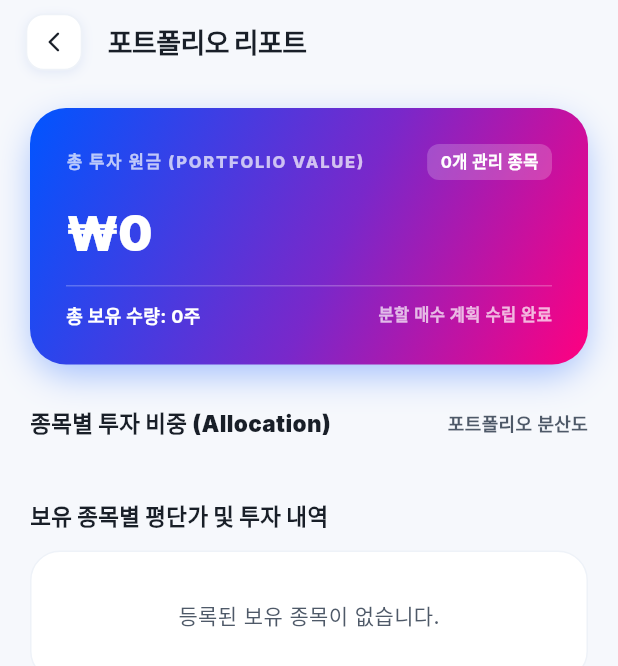
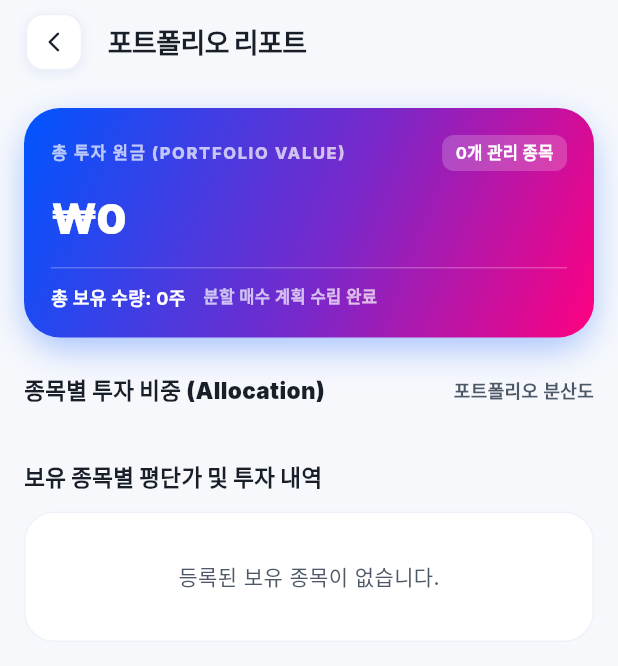
Before and after one commit to koyotejw-ux/smart-dca, a Flutter app: the PortfolioReportScreen screen opened directly, on a phone screen of 412 x 824 dp. Shown: the top 666 px of the screen. Run offline on Flutter 3.47's test engine with Material 3 defaults, Android fonts, the phone set to English and light mode, and no system bars; our stand-ins replace fl_chart, flutter_animate, flutter_riverpod, google_fonts, google_mobile_ads, shared_preferences and 1 more; missing offline and left inert: unity_ads_plugin; accounts and stored records are empty.

Commit message:
fix(ui): responsive portfolio report layout and tighten asset list padding

```diff
--- a/lib/screens/portfolio_report_screen.dart
+++ b/lib/screens/portfolio_report_screen.dart
@@ -82,15 +82,22 @@ class PortfolioReportScreen extends ConsumerWidget {
           ),
         ),
       ),
-      body: Center(
+      body: LayoutBuilder(
+        builder: (context, constraints) {
+          final isWide = constraints.maxWidth > 550;
+
+          return Center(
             child: ConstrainedBox(
               constraints: const BoxConstraints(maxWidth: 800),
               child: ListView(
-            padding: const EdgeInsets.symmetric(horizontal: 20, vertical: 16),
+                padding: EdgeInsets.symmetric(
+                  horizontal: isWide ? 24 : 16,
+                  vertical: 16,
+                ),
                 children: [
                   // Total Value Gradient Card
                   Container(
-                padding: const EdgeInsets.all(24),
+                    padding: EdgeInsets.all(isWide ? 24 : 18),
                     decoration: BoxDecoration(
                       gradient: TMembershipColors.primaryGradient,
                       borderRadius: BorderRadius.circular(24),
@@ -102,15 +109,20 @@ class PortfolioReportScreen extends ConsumerWidget {
                         Row(
                           mainAxisAlignment: MainAxisAlignment.spaceBetween,
                           children: [
-                        Text(
+                            Expanded(
+                              child: Text(
                                 isKo ? "총 투자 원금 (PORTFOLIO VALUE)" : "TOTAL INVESTED VALUE",
+                                maxLines: 1,
+                                overflow: TextOverflow.ellipsis,
                                 style: const TextStyle(
                                   color: Colors.white70,
                                   fontWeight: FontWeight.w800,
                                   fontSize: 11,
-                            letterSpacing: 1.2,
+                                  letterSpacing: 1.1,
                                 ),
                               ),
+                            ),
+                            const SizedBox(width: 8),
                             Container(
                               padding: const EdgeInsets.symmetric(horizontal: 9, vertical: 4),
                               decoration: BoxDecoration(
@@ -133,7 +145,7 @@ class PortfolioReportScreen extends ConsumerWidget {
                             style: GoogleFonts.inter(
                               color: Colors.white,
                               fontWeight: FontWeight.w900,
-                          fontSize: 32,
+                              fontSize: isWide ? 34 : 28,
                               letterSpacing: -0.5,
                             ),
                           ),
@@ -141,8 +153,11 @@ class PortfolioReportScreen extends ConsumerWidget {
                         const SizedBox(height: 12),
                         const Divider(color: Colors.white24, height: 1),
                         const SizedBox(height: 10),
-                    Row(
-                      mainAxisAlignment: MainAxisAlignment.spaceBetween,
+                        Wrap(
+                          spacing: 12,
+                          runSpacing: 4,
+                          alignment: WrapAlignment.spaceBetween,
+                          crossAxisAlignment: WrapCrossAlignment.center,
                           children: [
                             Text(
                               isKo ? "총 보유 수량: ${totalShares.toStringAsFixed(0)}주" : "Total shares: ${totalShares.toStringAsFixed(0)}",
@@ -157,16 +172,21 @@ class PortfolioReportScreen extends ConsumerWidget {
                       ],
                     ),
                   ),
-              const SizedBox(height: 28),
+                  const SizedBox(height: 24),
 
                   // Stock Allocation Breakdown
                   Row(
                     mainAxisAlignment: MainAxisAlignment.spaceBetween,
                     children: [
-                  Text(
+                      Expanded(
+                        child: Text(
                           isKo ? "종목별 투자 비중 (Allocation)" : "Asset Allocation",
+                          maxLines: 1,
+                          overflow: TextOverflow.ellipsis,
                           style: GoogleFonts.inter(fontWeight: FontWeight.w900, fontSize: 15, color: textPrimary),
                         ),
+                      ),
+                      const SizedBox(width: 8),
                       Text(
                         isKo ? "포트폴리오 분산도" : "Diversification",
                         style: TextStyle(color: textSecondary, fontSize: 12, fontWeight: FontWeight.w600),
@@ -174,8 +194,8 @@ class PortfolioReportScreen extends ConsumerWidget {
                     ],
                   ),
                   const SizedBox(height: 12),
-              _buildAllocationHeatmap(context, assets, totalInvested, isDark, isKo),
-              const SizedBox(height: 28),
+                  _buildAllocationHeatmap(context, assets, totalInvested, isDark, isKo, constraints.maxWidth),
+                  const SizedBox(height: 24),
 
                   // Asset Details List
                   Text(
@@ -210,41 +230,40 @@ class PortfolioReportScreen extends ConsumerWidget {
                         final displayName = (a.name == 'New Asset' || a.name.trim().isEmpty) ? (isKo ? '보유 종목' : 'Stock') : a.name;
 
                         return Container(
-                      margin: const EdgeInsets.only(bottom: 12),
-                      padding: const EdgeInsets.all(18),
+                          margin: const EdgeInsets.only(bottom: 10),
+                          padding: const EdgeInsets.symmetric(horizontal: 14, vertical: 12),
                           decoration: BoxDecoration(
                             color: cardBg,
-                        borderRadius: BorderRadius.circular(18),
+                            borderRadius: BorderRadius.circular(16),
                             border: Border.all(color: cardBorder, width: 1.2),
-                        boxShadow: isDark ? [] : TMembershipColors.softShadow(blur: 10, dy: 3),
+                            boxShadow: isDark ? [] : TMembershipColors.softShadow(blur: 8, dy: 2),
                           ),
                           child: Row(
                             children: [
                               Container(
-                            width: 44,
-                            height: 44,
+                                width: 40,
+                                height: 40,
                                 decoration: BoxDecoration(
                                   color: TMembershipColors.primaryBlue.withOpacity(0.1),
                                   borderRadius: BorderRadius.circular(12),
                                 ),
                                 child: const Center(
-                              child: Icon(Icons.show_chart_rounded, color: TMembershipColors.primaryBlue, size: 24),
+                                  child: Icon(Icons.show_chart_rounded, color: TMembershipColors.primaryBlue, size: 22),
                                 ),
                               ),
-                          const SizedBox(width: 14),
+                              const SizedBox(width: 12),
                               Expanded(
                                 child: Column(
                                   crossAxisAlignment: CrossAxisAlignment.start,
+                                  mainAxisSize: MainAxisSize.min,
                                   children: [
-                                FittedBox(
-                                  fit: BoxFit.scaleDown,
-                                  alignment: Alignment.centerLeft,
-                                  child: Text(
+                                    Text(
                                       displayName,
+                                      maxLines: 1,
+                                      overflow: TextOverflow.ellipsis,
                                       style: GoogleFonts.inter(fontWeight: FontWeight.w800, fontSize: 14, color: textPrimary),
                                     ),
-                                ),
-                                const SizedBox(height: 4),
+                                    const SizedBox(height: 3),
                                     FittedBox(
                                       fit: BoxFit.scaleDown,
                                       alignment: Alignment.centerLeft,
@@ -256,20 +275,21 @@ class PortfolioReportScreen extends ConsumerWidget {
                                   ],
                                 ),
                               ),
-                          const SizedBox(width: 8),
+                              const SizedBox(width: 10),
                               Column(
                                 crossAxisAlignment: CrossAxisAlignment.end,
+                                mainAxisSize: MainAxisSize.min,
                                 children: [
                                   FittedBox(
                                     fit: BoxFit.scaleDown,
                                     child: Text(
                                       formatter.format(value),
-                                  style: GoogleFonts.inter(fontWeight: FontWeight.w800, fontSize: 14, color: textPrimary),
+                                      style: GoogleFonts.inter(fontWeight: FontWeight.w800, fontSize: 13.5, color: textPrimary),
                                     ),
                                   ),
-                              const SizedBox(height: 4),
+                                  const SizedBox(height: 3),
                                   Container(
-                                padding: const EdgeInsets.symmetric(horizontal: 7, vertical: 2),
+                                    padding: const EdgeInsets.symmetric(horizontal: 6, vertical: 2),
                                     decoration: BoxDecoration(
                                       color: TMembershipColors.primaryBlue.withOpacity(0.1),
                                       borderRadius: BorderRadius.circular(6),
@@ -279,7 +299,7 @@ class PortfolioReportScreen extends ConsumerWidget {
                                       style: const TextStyle(
                                         color: TMembershipColors.primaryBlue,
                                         fontWeight: FontWeight.w800,
-                                    fontSize: 11,
+                                        fontSize: 10.5,
                                       ),
                                     ),
                                   ),
@@ -290,15 +310,24 @@ class PortfolioReportScreen extends ConsumerWidget {
                         );
                       },
                     ),
-              const SizedBox(height: 40),
+                  const SizedBox(height: 32),
                 ],
               ),
             ),
+          );
+        },
       ),
     );
   }
 
-  Widget _buildAllocationHeatmap(BuildContext context, List<Asset> assets, double totalInvested, bool isDark, bool isKo) {
+  Widget _buildAllocationHeatmap(
+    BuildContext context,
+    List<Asset> assets,
+    double totalInvested,
+    bool isDark,
+    bool isKo,
+    double maxWidth,
+  ) {
     if (assets.isEmpty) return const SizedBox.shrink();
 
     final colors = [
@@ -309,14 +338,18 @@ class PortfolioReportScreen extends ConsumerWidget {
       const Color(0xFFEC4899),
     ];
 
+    // Responsive columns and aspect ratio
+    final int crossAxisCount = maxWidth > 650 ? 4 : (maxWidth < 360 ? 2 : 3);
+    final double childAspectRatio = maxWidth > 650 ? 1.4 : (maxWidth < 360 ? 1.3 : 1.25);
+
     return GridView.builder(
       shrinkWrap: true,
       physics: const NeverScrollableScrollPhysics(),
-      gridDelegate: const SliverGridDelegateWithFixedCrossAxisCount(
-        crossAxisCount: 3,
-        crossAxisSpacing: 10,
-        mainAxisSpacing: 10,
-        childAspectRatio: 1.15,
+      gridDelegate: SliverGridDelegateWithFixedCrossAxisCount(
+        crossAxisCount: crossAxisCount,
+        crossAxisSpacing: 8,
+        mainAxisSpacing: 8,
+        childAspectRatio: childAspectRatio,
       ),
       itemCount: assets.length,
       itemBuilder: (context, index) {
@@ -327,38 +360,47 @@ class PortfolioReportScreen extends ConsumerWidget {
         final displayName = (a.name == 'New Asset' || a.name.trim().isEmpty) ? (isKo ? '보유 종목' : 'Stock') : a.name;
 
         return Container(
-          padding: const EdgeInsets.symmetric(horizontal: 10, vertical: 12),
+          padding: const EdgeInsets.symmetric(horizontal: 8, vertical: 8),
           decoration: BoxDecoration(
             color: color.withOpacity(isDark ? 0.12 : 0.08),
-            borderRadius: BorderRadius.circular(16),
+            borderRadius: BorderRadius.circular(14),
             border: Border.all(color: color.withOpacity(0.35), width: 1.2),
           ),
           child: Column(
             mainAxisAlignment: MainAxisAlignment.center,
+            mainAxisSize: MainAxisSize.min,
             children: [
+              Flexible(
+                child: Text(
+                  displayName,
+                  maxLines: 1,
+                  overflow: TextOverflow.ellipsis,
+                  textAlign: TextAlign.center,
+                  style: TextStyle(
+                    color: isDark ? Colors.white70 : Colors.black87,
+                    fontWeight: FontWeight.w800,
+                    fontSize: 11.5,
+                  ),
+                ),
+              ),
+              const SizedBox(height: 3),
               FittedBox(
                 fit: BoxFit.scaleDown,
                 child: Text(
-                  displayName,
-                  style: TextStyle(
-                    color: isDark ? Colors.white70 : Colors.black87,
-                    fontWeight: FontWeight.w800,
-                    fontSize: 12,
+                  "${weight.toStringAsFixed(1)}%",
+                  style: TextStyle(color: color, fontWeight: FontWeight.w900, fontSize: 15),
                 ),
               ),
-              ),
-              const SizedBox(height: 6),
-              Text(
-                "${weight.toStringAsFixed(1)}%",
-                style: TextStyle(color: color, fontWeight: FontWeight.w900, fontSize: 16),
-              ),
               const SizedBox(height: 2),
-              Text(
+              FittedBox(
+                fit: BoxFit.scaleDown,
+                child: Text(
                   "${a.initialQuantity.toStringAsFixed(0)}${isKo ? '주' : ' shs'}",
                   style: TextStyle(
                     color: isDark ? Colors.white38 : Colors.black45,
                     fontWeight: FontWeight.w600,
-                  fontSize: 10,
+                    fontSize: 9.5,
+                  ),
                 ),
               ),
             ],
```
Also changed, not shown: lib/screens/home_screen.dart (+17 -15 lines). Lines whose indentation alone changed are shown as unchanged.
